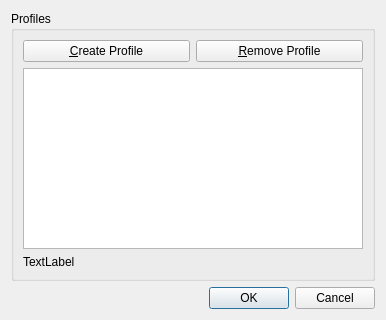
Qt form ui/profiledialog.ui (KDE/akonadi-exchange) before a commit.
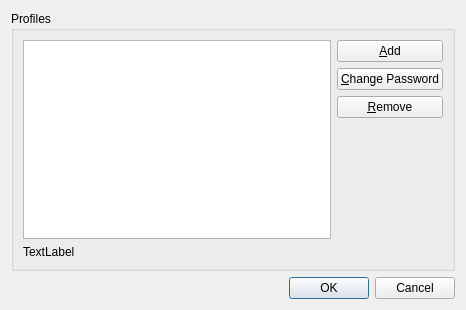
The same form after that commit.

Commit message: Beginning of "change password" support. Not yet working!

The edit to the form file:
```diff
--- a/ui/profiledialog.ui
+++ b/ui/profiledialog.ui
@@ -6,8 +6,8 @@
    <rect>
     <x>0</x>
     <y>0</y>
-    <width>386</width>
-    <height>320</height>
+    <width>466</width>
+    <height>310</height>
    </rect>
   </property>
   <property name="windowTitle">
@@ -19,30 +19,54 @@
      <property name="title">
       <string>Profiles</string>
      </property>
-     <layout class="QVBoxLayout" name="verticalLayout">
+     <layout class="QVBoxLayout" name="verticalLayout_3">
       <item>
        <layout class="QHBoxLayout" name="horizontalLayout">
         <item>
+         <widget class="QListWidget" name="profileList"/>
+        </item>
+        <item>
+         <layout class="QVBoxLayout" name="verticalLayout">
+          <item>
          <widget class="QPushButton" name="btnCreate">
           <property name="text">
-           <string>&amp;Create Profile</string>
+             <string>&amp;Add</string>
           </property>
          </widget>
         </item>
         <item>
-         <widget class="QPushButton" name="btnRemove">
+           <widget class="QPushButton" name="btnUpdate">
           <property name="text">
-           <string>&amp;Remove Profile</string>
+             <string>&amp;Change Password</string>
           </property>
          </widget>
         </item>
-       </layout>
+          <item>
+           <widget class="QPushButton" name="btnDelete">
+            <property name="text">
+             <string>&amp;Remove</string>
+            </property>
+           </widget>
       </item>
       <item>
-       <widget class="QListWidget" name="listWidget"/>
-      </item>
+           <spacer name="verticalSpacer">
+            <property name="orientation">
+             <enum>Qt::Vertical</enum>
+            </property>
+            <property name="sizeHint" stdset="0">
+             <size>
+              <width>20</width>
+              <height>40</height>
+             </size>
+            </property>
+           </spacer>
+          </item>
+         </layout>
+        </item>
+       </layout>
+      </item>
       <item>
-       <widget class="QLabel" name="labelSelectedProfile">
+       <widget class="QLabel" name="kcfg_ProfileName">
         <property name="text">
          <string>TextLabel</string>
         </property>
```
Left out of the diff: 7 changed lines with no effect on the pictures. Lines whose indentation alone changed are shown as unchanged. The commit also changes 12 other files.
